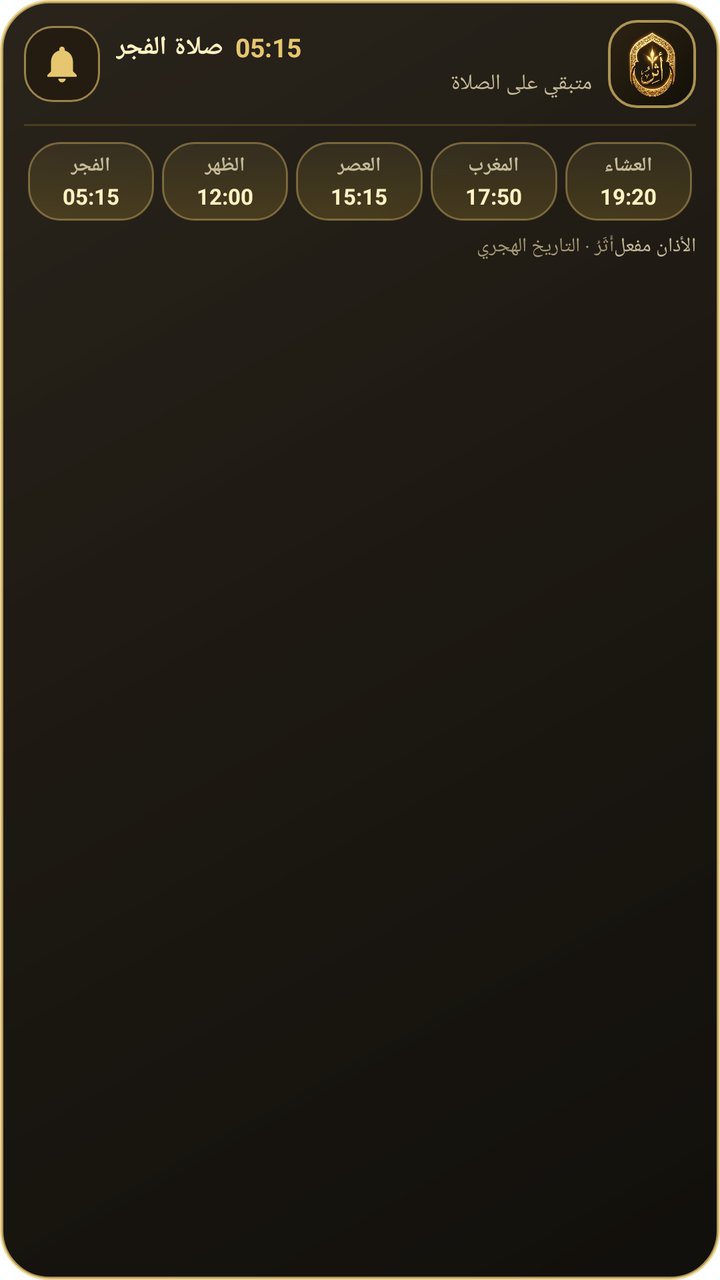
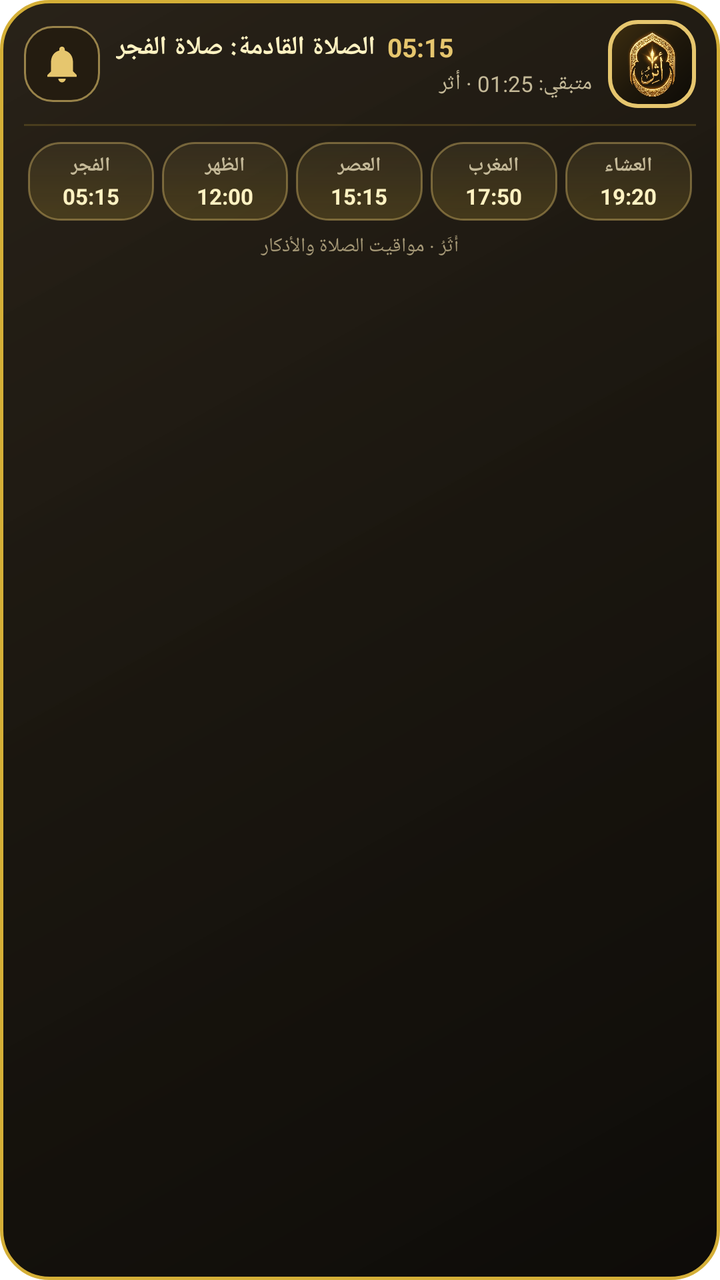

Compare the two renders of this Android layout. The source of the first and the diff that turns it into the second are given below.
<!-- AndroidManifest.xml: fallback theme Theme.MaterialComponents.DayNight.NoActionBar -->
<!-- res/layout/notification_ongoing_expanded.xml -->
<?xml version="1.0" encoding="utf-8"?>
<LinearLayout xmlns:android="http://schemas.android.com/apk/res/android"
    android:id="@+id/layoutOngoingNotifExpanded"
    android:layout_width="match_parent"
    android:layout_height="wrap_content"
    android:background="@drawable/royal_overlay_card_bg"
    android:orientation="vertical"
    android:paddingStart="12dp"
    android:paddingEnd="12dp"
    android:paddingTop="10dp"
    android:paddingBottom="10dp">

    
    <LinearLayout
        android:layout_width="match_parent"
        android:layout_height="wrap_content"
        android:gravity="center_vertical"
        android:orientation="horizontal">

        
        <ImageButton
            android:id="@+id/btnExpandedMute"
            android:layout_width="38dp"
            android:layout_height="38dp"
            android:layout_marginEnd="8dp"
            android:background="@drawable/royal_dark_btn_bg"
            android:contentDescription="تبديل تنبيه الأذان"
            android:padding="8dp"
            android:scaleType="fitCenter"
            android:src="@drawable/ic_bell_active" />

        
        <LinearLayout
            android:layout_width="0dp"
            android:layout_height="wrap_content"
            android:layout_weight="1"
            android:gravity="center_vertical"
            android:orientation="vertical">

            <LinearLayout
                android:layout_width="wrap_content"
                android:layout_height="wrap_content"
                android:gravity="center_vertical"
                android:orientation="horizontal">

                <TextView
                    android:id="@+id/tvExpandedNextPrayer"
                    android:layout_width="wrap_content"
                    android:layout_height="wrap_content"
                    android:ellipsize="end"
                    android:maxLines="1"
                    android:text="صلاة الفجر"
                    android:textColor="#FFF2C2"
                    android:textSize="13sp"
                    android:textStyle="bold" />

                <TextView
                    android:id="@+id/tvExpandedNextTime"
                    android:layout_width="wrap_content"
                    android:layout_height="wrap_content"
                    android:layout_marginStart="6dp"
                    android:text="05:15"
                    android:textColor="#E6C66E"
                    android:textSize="13sp"
                    android:textStyle="bold" />
            </LinearLayout>

            <TextView
                android:id="@+id/tvExpandedRemaining"
                android:layout_width="match_parent"
                android:layout_height="wrap_content"
                android:layout_marginTop="2dp"
                android:ellipsize="end"
                android:maxLines="1"
                android:text="متبقي على الصلاة"
                android:textColor="#C4B998"
                android:textSize="11sp" />
        </LinearLayout>

        
        <FrameLayout
            android:id="@+id/btnOpenApp"
            android:layout_width="44dp"
            android:layout_height="44dp"
            android:layout_marginStart="8dp"
            android:background="@drawable/royal_logo_frame_bg"
            android:clickable="true"
            android:focusable="true"
            android:padding="5dp">

            <ImageView
                android:id="@+id/ivOngoingLogo"
                android:layout_width="match_parent"
                android:layout_height="match_parent"
                android:contentDescription="شعار أثر الملكي"
                android:scaleType="fitCenter"
                android:src="@drawable/icon_logo" />
        </FrameLayout>
    </LinearLayout>

    
    <View
        android:layout_width="match_parent"
        android:layout_height="1dp"
        android:layout_marginTop="8dp"
        android:layout_marginBottom="8dp"
        android:background="#33D4AF37" />

    
    <LinearLayout
        android:layout_width="match_parent"
        android:layout_height="wrap_content"
        android:gravity="center"
        android:orientation="horizontal">

        
        <LinearLayout
            android:id="@+id/boxFajr"
            android:layout_width="0dp"
            android:layout_height="wrap_content"
            android:layout_weight="1"
            android:layout_marginHorizontal="2dp"
            android:background="@drawable/widget_prayer_box_bg"
            android:gravity="center"
            android:orientation="vertical"
            android:paddingVertical="5dp"
            android:paddingHorizontal="2dp">

            <TextView
                android:id="@+id/tvOngoingFajrName"
                android:layout_width="wrap_content"
                android:layout_height="wrap_content"
                android:text="الفجر"
                android:textColor="#C4B998"
                android:textSize="10sp"
                android:textStyle="bold" />

            <TextView
                android:id="@+id/tvFajrTime"
                android:layout_width="wrap_content"
                android:layout_height="wrap_content"
                android:layout_marginTop="1dp"
                android:text="05:15"
                android:textColor="#FFF2C2"
                android:textSize="11sp"
                android:textStyle="bold" />
        </LinearLayout>

        
        <LinearLayout
            android:id="@+id/boxDhuhr"
            android:layout_width="0dp"
            android:layout_height="wrap_content"
            android:layout_weight="1"
            android:layout_marginHorizontal="2dp"
            android:background="@drawable/widget_prayer_box_bg"
            android:gravity="center"
            android:orientation="vertical"
            android:paddingVertical="5dp"
            android:paddingHorizontal="2dp">

            <TextView
                android:id="@+id/tvOngoingDhuhrName"
                android:layout_width="wrap_content"
                android:layout_height="wrap_content"
                android:text="الظهر"
                android:textColor="#C4B998"
                android:textSize="10sp"
                android:textStyle="bold" />

            <TextView
                android:id="@+id/tvDhuhrTime"
                android:layout_width="wrap_content"
                android:layout_height="wrap_content"
                android:layout_marginTop="1dp"
                android:text="12:00"
                android:textColor="#FFF2C2"
                android:textSize="11sp"
                android:textStyle="bold" />
        </LinearLayout>

        
        <LinearLayout
            android:id="@+id/boxAsr"
            android:layout_width="0dp"
            android:layout_height="wrap_content"
            android:layout_weight="1"
            android:layout_marginHorizontal="2dp"
            android:background="@drawable/widget_prayer_box_bg"
            android:gravity="center"
            android:orientation="vertical"
            android:paddingVertical="5dp"
            android:paddingHorizontal="2dp">

            <TextView
                android:id="@+id/tvOngoingAsrName"
                android:layout_width="wrap_content"
                android:layout_height="wrap_content"
                android:text="العصر"
                android:textColor="#C4B998"
                android:textSize="10sp"
                android:textStyle="bold" />

            <TextView
                android:id="@+id/tvAsrTime"
                android:layout_width="wrap_content"
                android:layout_height="wrap_content"
                android:layout_marginTop="1dp"
                android:text="15:15"
                android:textColor="#FFF2C2"
                android:textSize="11sp"
                android:textStyle="bold" />
        </LinearLayout>

        
        <LinearLayout
            android:id="@+id/boxMaghrib"
            android:layout_width="0dp"
            android:layout_height="wrap_content"
            android:layout_weight="1"
            android:layout_marginHorizontal="2dp"
            android:background="@drawable/widget_prayer_box_bg"
            android:gravity="center"
            android:orientation="vertical"
            android:paddingVertical="5dp"
            android:paddingHorizontal="2dp">

            <TextView
                android:id="@+id/tvOngoingMaghribName"
                android:layout_width="wrap_content"
                android:layout_height="wrap_content"
                android:text="المغرب"
                android:textColor="#C4B998"
                android:textSize="10sp"
                android:textStyle="bold" />

            <TextView
                android:id="@+id/tvMaghribTime"
                android:layout_width="wrap_content"
                android:layout_height="wrap_content"
                android:layout_marginTop="1dp"
                android:text="17:50"
                android:textColor="#FFF2C2"
                android:textSize="11sp"
                android:textStyle="bold" />
        </LinearLayout>

        
        <LinearLayout
            android:id="@+id/boxIsha"
            android:layout_width="0dp"
            android:layout_height="wrap_content"
            android:layout_weight="1"
            android:layout_marginHorizontal="2dp"
            android:background="@drawable/widget_prayer_box_bg"
            android:gravity="center"
            android:orientation="vertical"
            android:paddingVertical="5dp"
            android:paddingHorizontal="2dp">

            <TextView
                android:id="@+id/tvOngoingIshaName"
                android:layout_width="wrap_content"
                android:layout_height="wrap_content"
                android:text="العشاء"
                android:textColor="#C4B998"
                android:textSize="10sp"
                android:textStyle="bold" />

            <TextView
                android:id="@+id/tvIshaTime"
                android:layout_width="wrap_content"
                android:layout_height="wrap_content"
                android:layout_marginTop="1dp"
                android:text="19:20"
                android:textColor="#FFF2C2"
                android:textSize="11sp"
                android:textStyle="bold" />
        </LinearLayout>
    </LinearLayout>

    
    <LinearLayout
        android:layout_width="match_parent"
        android:layout_height="wrap_content"
        android:layout_marginTop="6dp"
        android:gravity="center_vertical"
        android:orientation="horizontal">

        <TextView
            android:id="@+id/tvExpandedHijriDate"
            android:layout_width="0dp"
            android:layout_height="wrap_content"
            android:layout_weight="1"
            android:text="أَثَرُ · التاريخ الهجري"
            android:textColor="#A69977"
            android:textSize="10sp" />

        <TextView
            android:id="@+id/tvMuteStatus"
            android:layout_width="wrap_content"
            android:layout_height="wrap_content"
            android:text="الأذان مفعل"
            android:textColor="#C4B998"
            android:textSize="10sp" />
    </LinearLayout>

</LinearLayout>
<!-- resources referenced by this layout -->
<resources>
  <!-- drawable ic_bell_active (drawable) -->
  <vector xmlns:android="http://schemas.android.com/apk/res/android"
      android:width="24dp"
      android:height="24dp"
      android:viewportWidth="24"
      android:viewportHeight="24">
    <path
        android:fillColor="#E6C66E"
        android:pathData="M12,22c1.1,0 2,-0.9 2,-2h-4c0,1.1 0.9,2 2,2zM18,16v-5c0,-3.07 -1.63,-5.64 -4.5,-6.32V4c0,-0.83 -0.67,-1.5 -1.5,-1.5s-1.5,0.67 -1.5,1.5v0.68C7.64,5.36 6,7.92 6,11v5l-2,2v1h16v-1l-2,-2z"/>
  </vector>
  <!-- drawable icon_logo: png bitmap (drawable, 757021 bytes) -->
  <!-- drawable royal_dark_btn_bg (drawable) -->
  <?xml version="1.0" encoding="utf-8"?>
  <ripple xmlns:android="http://schemas.android.com/apk/res/android"
      android:color="#30E6C66E">
      <item>
          <shape android:shape="rectangle">
              <solid android:color="#241C10" />
              <corners android:radius="14dp" />
              <stroke
                  android:width="1dp"
                  android:color="#99E6C66E" />
          </shape>
      </item>
  </ripple>
  <!-- drawable royal_logo_frame_bg (drawable) -->
  <?xml version="1.0" encoding="utf-8"?>
  <shape xmlns:android="http://schemas.android.com/apk/res/android"
      android:shape="rectangle">
      <gradient
          android:angle="315"
          android:startColor="#2D2313"
          android:endColor="#120F08"
          android:type="linear" />
      <corners android:radius="14dp" />
      <stroke
          android:width="1.2dp"
          android:color="#B3E6C66E" />
  </shape>
  <!-- drawable royal_overlay_card_bg (drawable) -->
  <?xml version="1.0" encoding="utf-8"?>
  <shape xmlns:android="http://schemas.android.com/apk/res/android"
      android:shape="rectangle">
      <gradient
          android:angle="315"
          android:startColor="#F01C160D"
          android:centerColor="#F5130F08"
          android:endColor="#F80B0905"
          android:type="linear" />
      <corners android:radius="24dp" />
      <stroke
          android:width="1.5dp"
          android:color="#B8E6C66E" />
  </shape>
  <!-- drawable widget_prayer_box_bg (drawable) -->
  <?xml version="1.0" encoding="utf-8"?>
  <shape xmlns:android="http://schemas.android.com/apk/res/android"
      android:shape="rectangle">
      <gradient
          android:angle="90"
          android:startColor="#33D4AF37"
          android:endColor="#15E6C66E"
          android:type="linear" />
      <corners android:radius="16dp" />
      <stroke
          android:width="1dp"
          android:color="#66E6C66E" />
  </shape>
</resources>

<!-- the commit's change to res/layout/notification_ongoing_expanded.xml (unified diff, before → after) -->
@@ -19,7 +19,7 @@
 
         
         <ImageButton
-            android:id="@+id/btnExpandedMute"
+            android:id="@+id/btnOngoingBell"
             android:layout_width="38dp"
             android:layout_height="38dp"
             android:layout_marginEnd="8dp"
@@ -44,18 +44,18 @@
                 android:orientation="horizontal">
 
                 <TextView
-                    android:id="@+id/tvExpandedNextPrayer"
+                    android:id="@+id/tvOngoingPrayerTitle"
                     android:layout_width="wrap_content"
                     android:layout_height="wrap_content"
                     android:ellipsize="end"
                     android:maxLines="1"
-                    android:text="صلاة الفجر"
+                    android:text="الصلاة القادمة: صلاة الفجر"
                     android:textColor="#FFF2C2"
                     android:textSize="13sp"
                     android:textStyle="bold" />
 
                 <TextView
-                    android:id="@+id/tvExpandedNextTime"
+                    android:id="@+id/tvOngoingPrayerTime"
                     android:layout_width="wrap_content"
                     android:layout_height="wrap_content"
                     android:layout_marginStart="6dp"
@@ -66,26 +66,23 @@
             </LinearLayout>
 
             <TextView
-                android:id="@+id/tvExpandedRemaining"
+                android:id="@+id/tvOngoingSubtitle"
                 android:layout_width="match_parent"
                 android:layout_height="wrap_content"
                 android:layout_marginTop="2dp"
                 android:ellipsize="end"
                 android:maxLines="1"
-                android:text="متبقي على الصلاة"
+                android:text="متبقي: 01:25 · أثر"
                 android:textColor="#C4B998"
                 android:textSize="11sp" />
         </LinearLayout>
 
         
         <FrameLayout
-            android:id="@+id/btnOpenApp"
             android:layout_width="44dp"
             android:layout_height="44dp"
             android:layout_marginStart="8dp"
             android:background="@drawable/royal_logo_frame_bg"
-            android:clickable="true"
-            android:focusable="true"
             android:padding="5dp">
 
             <ImageView
@@ -115,7 +112,7 @@
 
         
         <LinearLayout
-            android:id="@+id/boxFajr"
+            android:id="@+id/boxOngoingFajr"
             android:layout_width="0dp"
             android:layout_height="wrap_content"
             android:layout_weight="1"
@@ -136,7 +133,7 @@
                 android:textStyle="bold" />
 
             <TextView
-                android:id="@+id/tvFajrTime"
+                android:id="@+id/tvOngoingFajrTime"
                 android:layout_width="wrap_content"
                 android:layout_height="wrap_content"
                 android:layout_marginTop="1dp"
@@ -148,7 +145,7 @@
 
         
         <LinearLayout
-            android:id="@+id/boxDhuhr"
+            android:id="@+id/boxOngoingDhuhr"
             android:layout_width="0dp"
             android:layout_height="wrap_content"
             android:layout_weight="1"
@@ -169,7 +166,7 @@
                 android:textStyle="bold" />
 
             <TextView
-                android:id="@+id/tvDhuhrTime"
+                android:id="@+id/tvOngoingDhuhrTime"
                 android:layout_width="wrap_content"
                 android:layout_height="wrap_content"
                 android:layout_marginTop="1dp"
@@ -181,7 +178,7 @@
 
         
         <LinearLayout
-            android:id="@+id/boxAsr"
+            android:id="@+id/boxOngoingAsr"
             android:layout_width="0dp"
             android:layout_height="wrap_content"
             android:layout_weight="1"
@@ -202,7 +199,7 @@
                 android:textStyle="bold" />
 
             <TextView
-                android:id="@+id/tvAsrTime"
+                android:id="@+id/tvOngoingAsrTime"
                 android:layout_width="wrap_content"
                 android:layout_height="wrap_content"
                 android:layout_marginTop="1dp"
@@ -214,7 +211,7 @@
 
         
         <LinearLayout
-            android:id="@+id/boxMaghrib"
+            android:id="@+id/boxOngoingMaghrib"
             android:layout_width="0dp"
             android:layout_height="wrap_content"
             android:layout_weight="1"
@@ -235,7 +232,7 @@
                 android:textStyle="bold" />
 
             <TextView
-                android:id="@+id/tvMaghribTime"
+                android:id="@+id/tvOngoingMaghribTime"
                 android:layout_width="wrap_content"
                 android:layout_height="wrap_content"
                 android:layout_marginTop="1dp"
@@ -247,7 +244,7 @@
 
         
         <LinearLayout
-            android:id="@+id/boxIsha"
+            android:id="@+id/boxOngoingIsha"
             android:layout_width="0dp"
             android:layout_height="wrap_content"
             android:layout_weight="1"
@@ -268,7 +265,7 @@
                 android:textStyle="bold" />
 
             <TextView
-                android:id="@+id/tvIshaTime"
+                android:id="@+id/tvOngoingIshaTime"
                 android:layout_width="wrap_content"
                 android:layout_height="wrap_content"
                 android:layout_marginTop="1dp"
@@ -280,29 +277,14 @@
     </LinearLayout>
 
     
-    <LinearLayout
+    <TextView
+        android:id="@+id/tvOngoingExpandedFooter"
         android:layout_width="match_parent"
         android:layout_height="wrap_content"
         android:layout_marginTop="6dp"
-        android:gravity="center_vertical"
-        android:orientation="horizontal">
-
-        <TextView
-            android:id="@+id/tvExpandedHijriDate"
-            android:layout_width="0dp"
-            android:layout_height="wrap_content"
-            android:layout_weight="1"
-            android:text="أَثَرُ · التاريخ الهجري"
-            android:textColor="#A69977"
-            android:textSize="10sp" />
-
-        <TextView
-            android:id="@+id/tvMuteStatus"
-            android:layout_width="wrap_content"
-            android:layout_height="wrap_content"
-            android:text="الأذان مفعل"
-            android:textColor="#C4B998"
-            android:textSize="10sp" />
-    </LinearLayout>
+        android:gravity="center"
+        android:text="أَثَرُ · مواقيت الصلاة والأذكار"
+        android:textColor="#A69977"
+        android:textSize="10sp" />
 
 </LinearLayout>
<!-- resource entries referenced after the edit -->
@@ -31,13 +31,14 @@
       android:shape="rectangle">
       <gradient
           android:angle="315"
-          android:startColor="#2D2313"
-          android:endColor="#120F08"
+          android:startColor="#3E2E10"
+          android:centerColor="#1F180B"
+          android:endColor="#0D0B07"
           android:type="linear" />
       <corners android:radius="14dp" />
       <stroke
-          android:width="1.2dp"
-          android:color="#B3E6C66E" />
+          android:width="2dp"
+          android:color="#E6C66E" />
   </shape>
   <!-- drawable royal_overlay_card_bg (drawable) -->
   <?xml version="1.0" encoding="utf-8"?>
@@ -45,14 +46,14 @@
       android:shape="rectangle">
       <gradient
           android:angle="315"
-          android:startColor="#F01C160D"
-          android:centerColor="#F5130F08"
-          android:endColor="#F80B0905"
+          android:startColor="#F41F180E"
+          android:centerColor="#F8130F08"
+          android:endColor="#FA090704"
           android:type="linear" />
       <corners android:radius="24dp" />
       <stroke
-          android:width="1.5dp"
-          android:color="#B8E6C66E" />
+          android:width="1.8dp"
+          android:color="#D4AF37" />
   </shape>
   <!-- drawable widget_prayer_box_bg (drawable) -->
   <?xml version="1.0" encoding="utf-8"?>
